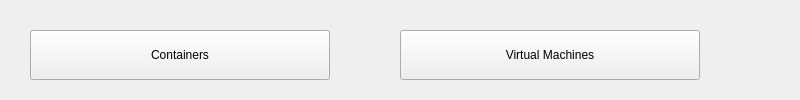
This is ui/container_page.ui in Vortex-Linux/Ship-GUI as Qt 5 draws it before an edit. The edited form follows.
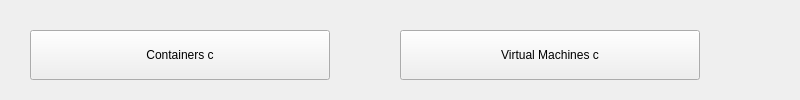
This is the edited form.

What changed in the file:
```diff
--- a/ui/container_page.ui
+++ b/ui/container_page.ui
@@ -12,7 +12,7 @@
         </property>
         <widget class="QPushButton" name="container_button">
             <property name="text">
-                <string>Containers</string>
+                <string>Containers c</string>
             </property>
             <property name="geometry">
                 <rect>
@@ -25,7 +25,7 @@
         </widget>
         <widget class="QPushButton" name="vm_button">
             <property name="text">
-                <string>Virtual Machines</string>
+                <string>Virtual Machines c</string>
             </property>
             <property name="geometry">
                 <rect>
```
